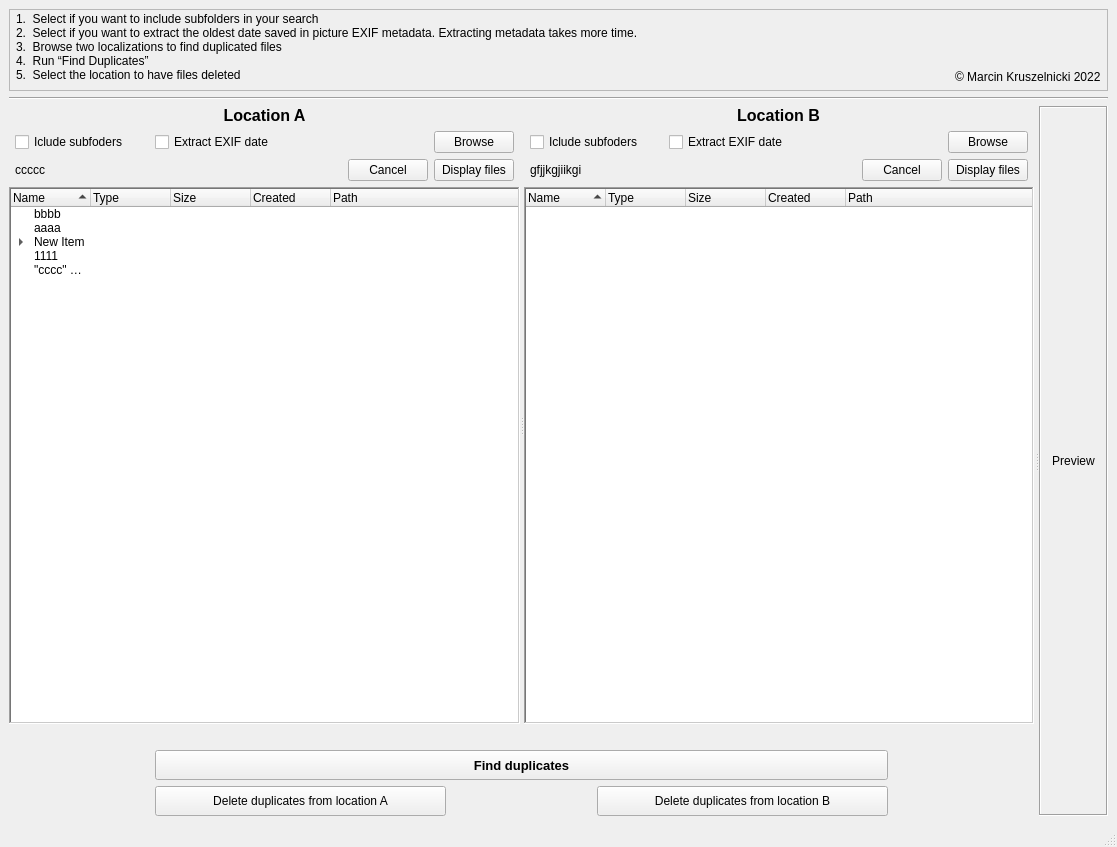
Old version of the form GUI.ui in the repository Zwornik/2202_File_manag.
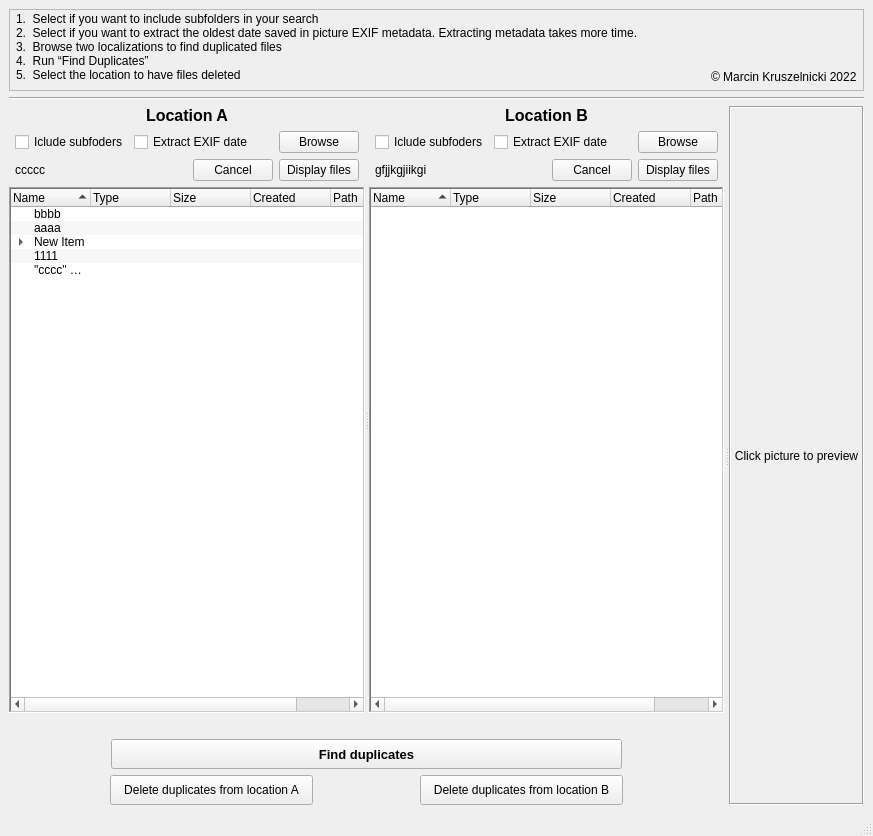
New version of the form.

Commit message: Image selection added and preview scaling with main window

The edit to the form file:
```diff
--- a/GUI.ui
+++ b/GUI.ui
@@ -9,8 +9,8 @@
    <rect>
     <x>0</x>
     <y>0</y>
-    <width>1117</width>
-    <height>847</height>
+    <width>873</width>
+    <height>836</height>
    </rect>
   </property>
   <property name="sizePolicy">
@@ -126,6 +126,12 @@
     </item>
     <item>
      <widget class="QSplitter" name="splitter_2">
+      <property name="sizePolicy">
+       <sizepolicy hsizetype="Minimum" vsizetype="Preferred">
+        <horstretch>0</horstretch>
+        <verstretch>0</verstretch>
+       </sizepolicy>
+      </property>
       <property name="autoFillBackground">
        <bool>true</bool>
       </property>
@@ -142,6 +148,18 @@
        <layout class="QVBoxLayout" name="verticalLayout_2">
         <item>
          <widget class="QSplitter" name="splitter_1">
+          <property name="sizePolicy">
+           <sizepolicy hsizetype="Ignored" vsizetype="Ignored">
+            <horstretch>0</horstretch>
+            <verstretch>0</verstretch>
+           </sizepolicy>
+          </property>
+          <property name="minimumSize">
+           <size>
+            <width>714</width>
+            <height>0</height>
+           </size>
+          </property>
           <property name="cursor">
            <cursorShape>ArrowCursor</cursorShape>
           </property>
@@ -291,6 +309,9 @@
                 <property name="text">
                  <string>Cancel</string>
                 </property>
+                <property name="autoDefault">
+                 <bool>false</bool>
+                </property>
                 <property name="default">
                  <bool>false</bool>
                 </property>
@@ -367,6 +388,9 @@
               <property name="showDropIndicator" stdset="0">
                <bool>true</bool>
               </property>
+              <property name="alternatingRowColors">
+               <bool>true</bool>
+              </property>
               <property name="selectionMode">
                <enum>QAbstractItemView::MultiSelection</enum>
               </property>
@@ -629,6 +653,9 @@
                 <property name="alignment">
                  <set>Qt::AlignLeading|Qt::AlignLeft|Qt::AlignVCenter</set>
                 </property>
+                <property name="wordWrap">
+                 <bool>true</bool>
+                </property>
                </widget>
               </item>
               <item>
@@ -939,14 +966,14 @@
       </widget>
       <widget class="QLabel" name="image_view">
        <property name="sizePolicy">
-        <sizepolicy hsizetype="Maximum" vsizetype="Maximum">
+        <sizepolicy hsizetype="Minimum" vsizetype="Ignored">
          <horstretch>0</horstretch>
          <verstretch>0</verstretch>
         </sizepolicy>
        </property>
        <property name="minimumSize">
         <size>
-         <width>0</width>
+         <width>135</width>
          <height>0</height>
         </size>
        </property>
@@ -957,7 +984,7 @@
         <enum>QFrame::Sunken</enum>
        </property>
        <property name="text">
-        <string>Preview</string>
+        <string>Click picture to preview</string>
        </property>
        <property name="scaledContents">
         <bool>false</bool>
```
Left out of the diff: 6 changed lines with no effect on the pictures. The commit also changes 1 other file.
